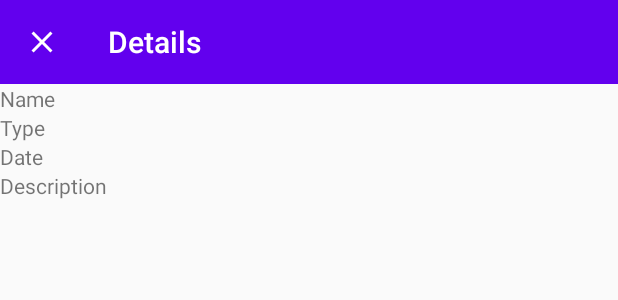
After one commit to kazaw/MyKanban, an Android app: the layout kanban_card_detail_fragment.xml on its own in the app's theme, with its tools: preview values and no code run, on a phone screen of 412 x 824 dp. The commit adds this screen. Shown: the top 300 px of the screen. Run offline under Robolectric (Android 15) with nearby library versions, the phone set to English and light mode, and no system bars.

Commit message:
Add layout for card details

```diff
--- /dev/null
+++ b/app/src/main/res/layout/kanban_card_detail_fragment.xml
@@ -0,0 +1,55 @@
+<?xml version="1.0" encoding="utf-8"?>
+<androidx.constraintlayout.widget.ConstraintLayout xmlns:android="http://schemas.android.com/apk/res/android"
+    xmlns:app="http://schemas.android.com/apk/res-auto"
+    xmlns:tools="http://schemas.android.com/tools"
+    android:layout_width="match_parent"
+    android:layout_height="match_parent"
+    tools:context=".AdderActivity">
+
+    <androidx.appcompat.widget.Toolbar
+        android:id="@+id/toolbar"
+        android:layout_width="match_parent"
+        android:layout_height="wrap_content"
+        android:background="?attr/colorPrimary"
+        android:minHeight="?attr/actionBarSize"
+        android:theme="?attr/actionBarTheme"
+        app:layout_constraintEnd_toEndOf="parent"
+        app:layout_constraintStart_toStartOf="parent"
+        app:layout_constraintTop_toTopOf="parent"
+        app:navigationIcon="@drawable/ic_baseline_close_24"
+        app:title="@string/text_details"/>
+
+    <LinearLayout
+        android:layout_width="match_parent"
+        android:layout_height="wrap_content"
+        android:orientation="vertical"
+        app:layout_constraintEnd_toEndOf="parent"
+        app:layout_constraintStart_toStartOf="parent"
+        app:layout_constraintTop_toBottomOf="@id/toolbar">
+
+        <TextView
+            android:id="@+id/textView_detail_name"
+            android:layout_width="match_parent"
+            android:layout_height="wrap_content"
+            android:text="@string/hint_name" />
+
+        <TextView
+            android:id="@+id/textView_detail_type"
+            android:layout_width="match_parent"
+            android:layout_height="wrap_content"
+            android:text="@string/text_type" />
+
+        <TextView
+            android:id="@+id/textView_detail_date"
+            android:layout_width="match_parent"
+            android:layout_height="wrap_content"
+            android:text="@string/text_date" />
+
+        <TextView
+            android:id="@+id/textView_detail_description"
+            android:layout_width="match_parent"
+            android:layout_height="wrap_content"
+            android:text="@string/hint_description" />
+    </LinearLayout>
+
+</androidx.constraintlayout.widget.ConstraintLayout>
--- a/app/src/main/res/values/strings.xml
+++ b/app/src/main/res/values/strings.xml
@@ -9,6 +9,9 @@
     <string name="radiobutton_in_progress">In Progress</string>
     <string name="radiobutton_done">Done</string>
     <string name="text_insert">Insert</string>
+    <string name="text_date">Date</string>
+    <string name="text_type">Type</string>
+    <string name="text_details">Details</string>
     <string-array name="array_colors">
         <item>Red</item>
         <item>Green</item>
```
